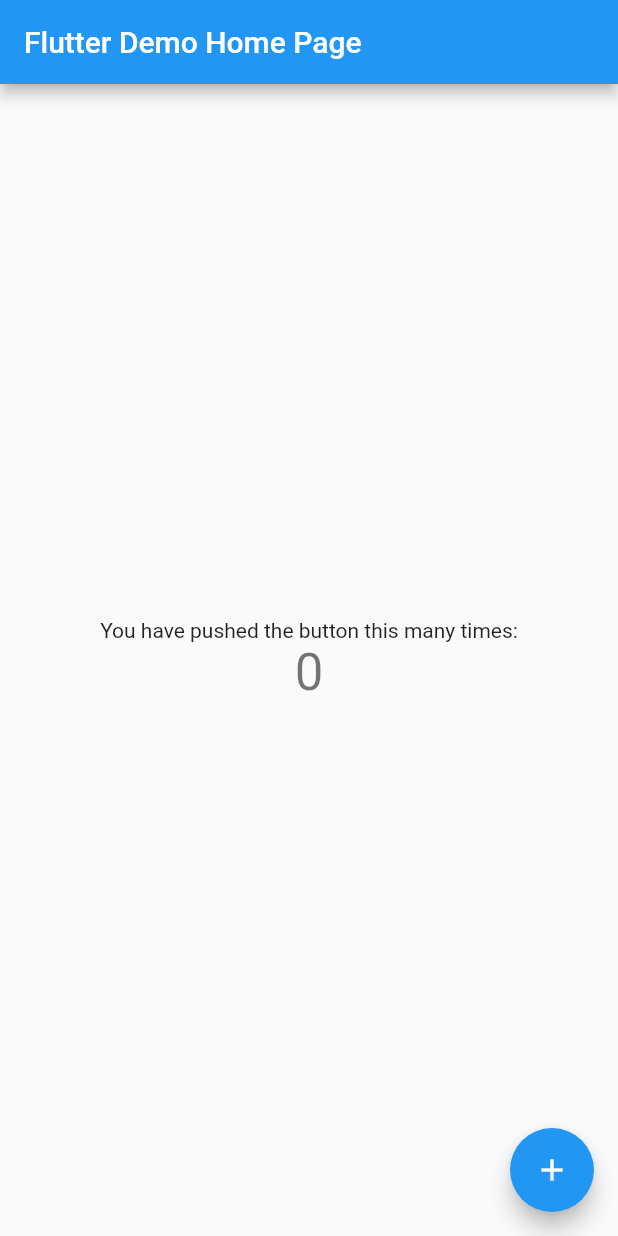
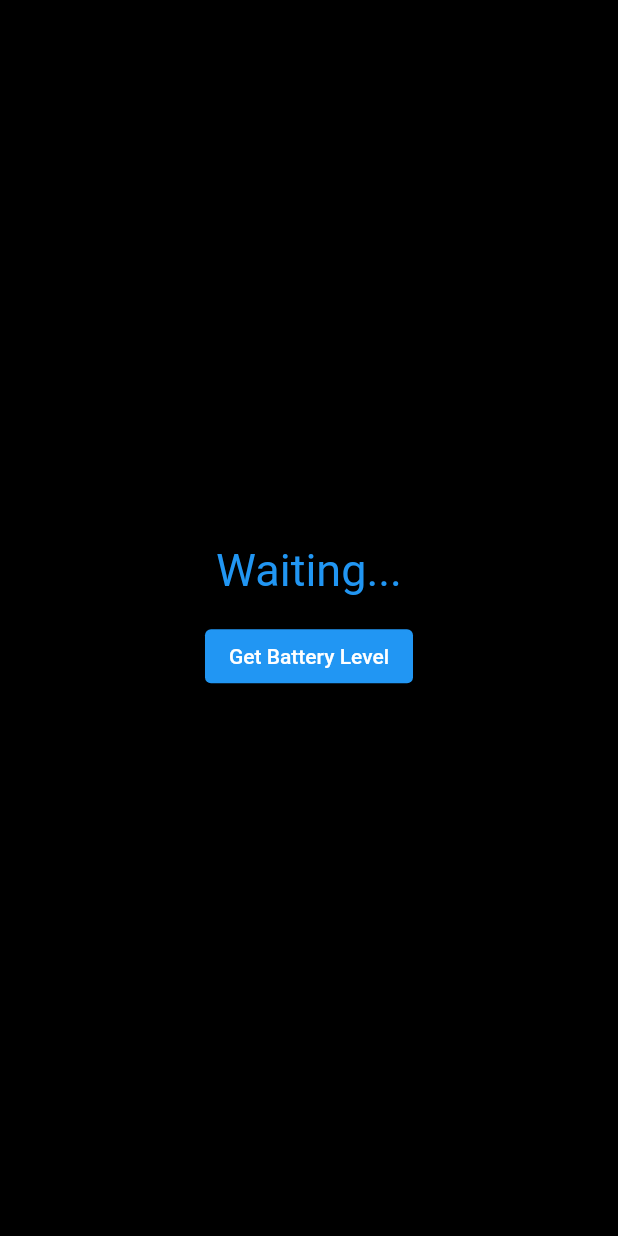
Before and after one commit to oozsen/native_platform_ios, a Flutter app: the screen it shows after launch, on a phone screen of 412 x 824 dp. Run offline on Flutter 3.47's test engine with Material 2 defaults, Android fonts, the phone set to English and light mode, and no system bars.

Commit message:
Starter project

```diff
--- /dev/null
+++ b/lib/home_page.dart
@@ -0,0 +1,38 @@
+import 'package:flutter/material.dart';
+
+class HomePage extends StatefulWidget {
+  const HomePage({Key? key}) : super(key: key);
+
+  @override
+  State<HomePage> createState() => _HomePageState();
+}
+
+class _HomePageState extends State<HomePage> {
+  String batteryLevel = 'Waiting...';
+
+  @override
+  Widget build(BuildContext context) {
+    return Scaffold(
+      backgroundColor: Colors.black,
+      body: Container(
+        alignment: Alignment.center,
+        padding: const EdgeInsets.all(32),
+        child: Column(
+          mainAxisAlignment: MainAxisAlignment.center,
+          children: [
+            Text(
+              batteryLevel,
+              textAlign: TextAlign.center,
+              style: const TextStyle(fontSize: 30, color: Colors.blue),
+            ),
+            const SizedBox(height: 16),
+            ElevatedButton(
+              onPressed: () {},
+              child: const Text('Get Battery Level'),
+            ),
+          ],
+        ),
+      ),
+    );
+  }
+}
--- a/lib/main.dart
+++ b/lib/main.dart
@@ -1,115 +1,21 @@
 import 'package:flutter/material.dart';
+
+import 'home_page.dart';
 
 void main() {
   runApp(const MyApp());
 }
 
 class MyApp extends StatelessWidget {
-  const MyApp({super.key});
+  const MyApp({Key? key}) : super(key: key);
 
-  // This widget is the root of your application.
   @override
   Widget build(BuildContext context) {
     return MaterialApp(
-      title: 'Flutter Demo',
-      theme: ThemeData(
-        // This is the theme of your application.
-        //
-        // Try running your application with "flutter run". You'll see the
-        // application has a blue toolbar. Then, without quitting the app, try
-        // changing the primarySwatch below to Colors.green and then invoke
-        // "hot reload" (press "r" in the console where you ran "flutter run",
-        // or simply save your changes to "hot reload" in a Flutter IDE).
-        // Notice that the counter didn't reset back to zero; the application
-        // is not restarted.
-        primarySwatch: Colors.blue,
-      ),
-      home: const MyHomePage(title: 'Flutter Demo Home Page'),
+      title: 'Platform Channel iOS Sample',
+      debugShowCheckedModeBanner: false,
+      theme: ThemeData.dark(),
+      home: const HomePage(),
     );
   }
 }
-
-class MyHomePage extends StatefulWidget {
-  const MyHomePage({super.key, required this.title});
-
-  // This widget is the home page of your application. It is stateful, meaning
-  // that it has a State object (defined below) that contains fields that affect
-  // how it looks.
-
-  // This class is the configuration for the state. It holds the values (in this
-  // case the title) provided by the parent (in this case the App widget) and
-  // used by the build method of the State. Fields in a Widget subclass are
-  // always marked "final".
-
-  final String title;
-
-  @override
-  State<MyHomePage> createState() => _MyHomePageState();
-}
-
-class _MyHomePageState extends State<MyHomePage> {
-  int _counter = 0;
-
-  void _incrementCounter() {
-    setState(() {
-      // This call to setState tells the Flutter framework that something has
-      // changed in this State, which causes it to rerun the build method below
-      // so that the display can reflect the updated values. If we changed
-      // _counter without calling setState(), then the build method would not be
-      // called again, and so nothing would appear to happen.
-      _counter++;
-    });
-  }
-
-  @override
-  Widget build(BuildContext context) {
-    // This method is rerun every time setState is called, for instance as done
-    // by the _incrementCounter method above.
-    //
-    // The Flutter framework has been optimized to make rerunning build methods
-    // fast, so that you can just rebuild anything that needs updating rather
-    // than having to individually change instances of widgets.
-    return Scaffold(
-      appBar: AppBar(
-        // Here we take the value from the MyHomePage object that was created by
-        // the App.build method, and use it to set our appbar title.
-        title: Text(widget.title),
-      ),
-      body: Center(
-        // Center is a layout widget. It takes a single child and positions it
-        // in the middle of the parent.
-        child: Column(
-          // Column is also a layout widget. It takes a list of children and
-          // arranges them vertically. By default, it sizes itself to fit its
-          // children horizontally, and tries to be as tall as its parent.
-          //
-          // Invoke "debug painting" (press "p" in the console, choose the
-          // "Toggle Debug Paint" action from the Flutter Inspector in Android
-          // Studio, or the "Toggle Debug Paint" command in Visual Studio Code)
-          // to see the wireframe for each widget.
-          //
-          // Column has various properties to control how it sizes itself and
-          // how it positions its children. Here we use mainAxisAlignment to
-          // center the children vertically; the main axis here is the vertical
-          // axis because Columns are vertical (the cross axis would be
-          // horizontal).
-          mainAxisAlignment: MainAxisAlignment.center,
-          children: <Widget>[
-            const Text(
-              'You have pushed the button this many times:',
-            ),
-            Text(
-              '$_counter',
-              style: Theme.of(context).textTheme.headlineMedium,
-            ),
-          ],
-        ),
-      ),
-      floatingActionButton: FloatingActionButton(
-        onPressed: _incrementCounter,
-        tooltip: 'Increment',
-        child: const Icon(Icons.add),
-      ), // This trailing comma makes auto-formatting nicer for build methods.
-    );
-  }
-}
```
Also changed, not shown: 1 other file.
